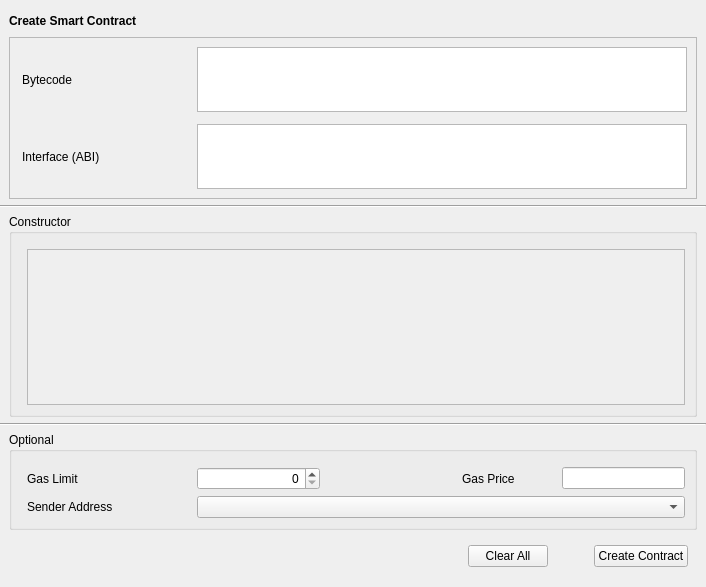
The-Mining-Game/WATTx, file src/qt/forms/createcontract.ui: the form before one commit.
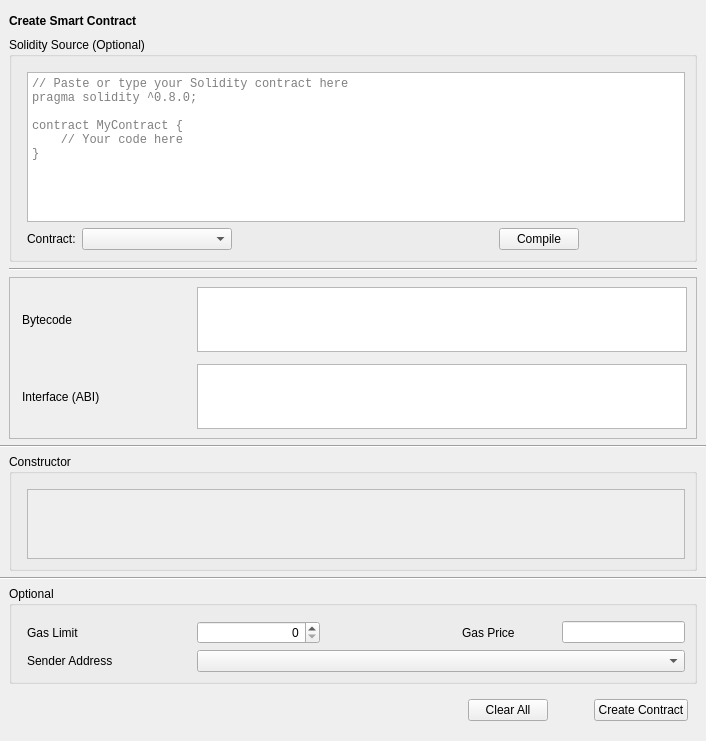
The form after the commit. Custom widgets are drawn as their Qt base class.

Commit message: Add Solidity compiler integration to Create Contract page

```diff
--- a/src/qt/forms/createcontract.ui
+++ b/src/qt/forms/createcontract.ui
@@ -83,6 +83,124 @@
            </item>
           </layout>
          </item>
+         <item>
+          <widget class="QGroupBox" name="groupBoxSolidity">
+           <property name="title">
+            <string>Solidity Source (Optional)</string>
+           </property>
+           <layout class="QVBoxLayout" name="verticalLayoutSolidity">
+            <property name="leftMargin">
+             <number>15</number>
+            </property>
+            <property name="topMargin">
+             <number>15</number>
+            </property>
+            <item>
+             <widget class="QPlainTextEdit" name="plainTextEditSource">
+              <property name="sizePolicy">
+               <sizepolicy hsizetype="Expanding" vsizetype="Expanding">
+                <horstretch>0</horstretch>
+                <verstretch>0</verstretch>
+               </sizepolicy>
+              </property>
+              <property name="minimumSize">
+               <size>
+                <width>0</width>
+                <height>150</height>
+               </size>
+              </property>
+              <property name="maximumSize">
+               <size>
+                <width>16777215</width>
+                <height>200</height>
+               </size>
+              </property>
+              <property name="font">
+               <font>
+                <family>Monospace</family>
+                <pointsize>9</pointsize>
+               </font>
+              </property>
+              <property name="placeholderText">
+               <string>// Paste or type your Solidity contract here
+pragma solidity ^0.8.0;
+
+contract MyContract {
+    // Your code here
+}</string>
+              </property>
+             </widget>
+            </item>
+            <item>
+             <layout class="QHBoxLayout" name="horizontalLayoutCompile">
+              <item>
+               <widget class="QLabel" name="labelContract">
+                <property name="text">
+                 <string>Contract:</string>
+                </property>
+               </widget>
+              </item>
+              <item>
+               <widget class="QComboBox" name="comboBoxContract">
+                <property name="minimumSize">
+                 <size>
+                  <width>150</width>
+                  <height>0</height>
+                 </size>
+                </property>
+                <property name="toolTip">
+                 <string>Select contract to deploy (for multi-contract files)</string>
+                </property>
+               </widget>
+              </item>
+              <item>
+               <spacer name="horizontalSpacerCompile">
+                <property name="orientation">
+                 <enum>Qt::Horizontal</enum>
+                </property>
+                <property name="sizeHint" stdset="0">
+                 <size>
+                  <width>40</width>
+                  <height>20</height>
+                 </size>
+                </property>
+               </spacer>
+              </item>
+              <item>
+               <widget class="QPushButton" name="pushButtonCompile">
+                <property name="text">
+                 <string>Compile</string>
+                </property>
+                <property name="toolTip">
+                 <string>Compile Solidity source code using solc</string>
+                </property>
+               </widget>
+              </item>
+              <item>
+               <widget class="QLabel" name="labelCompileStatus">
+                <property name="minimumSize">
+                 <size>
+                  <width>100</width>
+                  <height>0</height>
+                 </size>
+                </property>
+                <property name="text">
+                 <string></string>
+                </property>
+               </widget>
+              </item>
+             </layout>
+            </item>
+           </layout>
+          </widget>
+         </item>
+         <item>
+          <widget class="Line" name="hSolidityLine">
+           <property name="orientation">
+            <enum>Qt::Horizontal</enum>
+           </property>
+          </widget>
+         </item>
          <item>
           <widget class="QFrame" name="frameContract">
            <property name="sizePolicy">
```
The commit also changes 5 other files.
